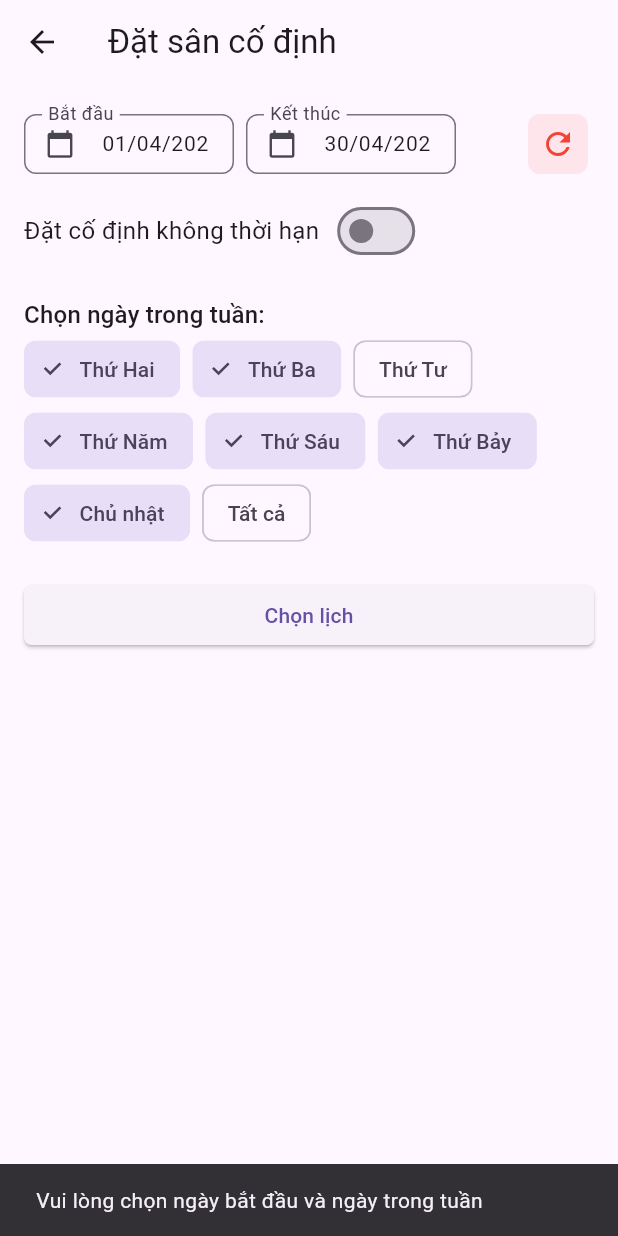
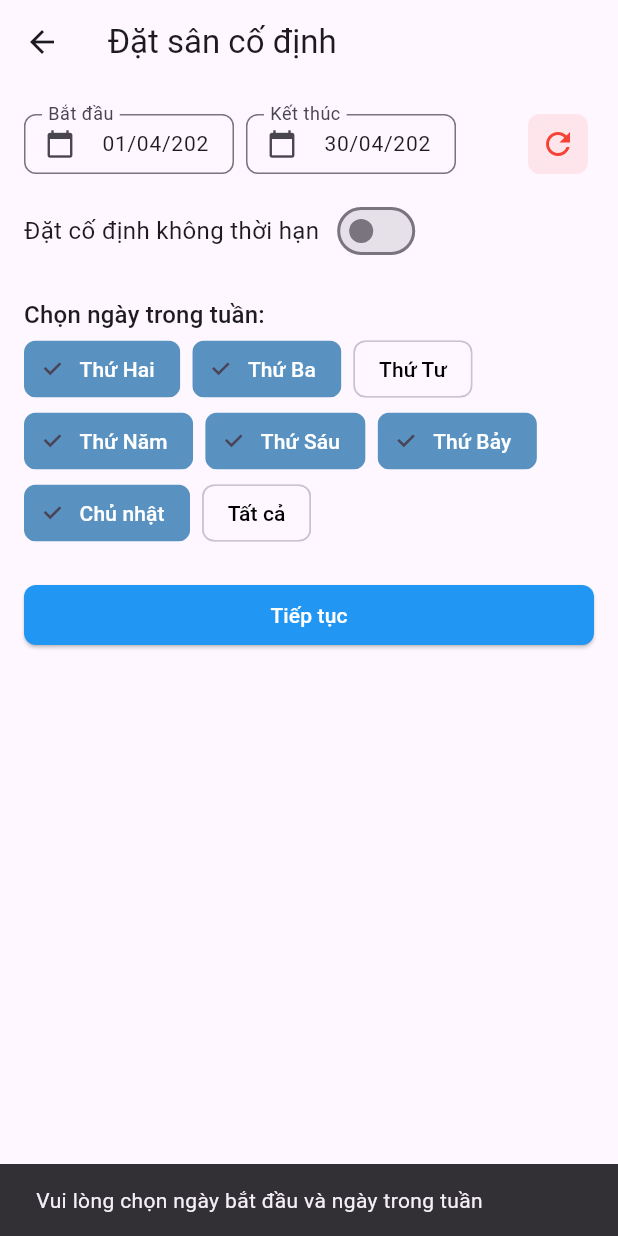
Before and after one commit to nghuuan2803/flutter_focusbadminton, a Flutter app: the FixedBookingScreen screen opened directly, after a tap on "Tất cả", after a tap on "Thứ Tư", on a phone screen of 412 x 824 dp. Run offline on Flutter 3.47's test engine with Material 3 defaults, Android fonts, the phone set to English and light mode, and no system bars; our stand-ins replace app_links, carousel_slider, flutter_animate, google_sign_in, image_picker, shared_preferences; missing offline and left inert: signalr_netcore; accounts and stored records are empty; network calls fail.

Commit message:
update 1/4

```diff
--- a/lib/screens/booking_detail_creen.dart
+++ b/lib/screens/booking_detail_creen.dart
@@ -92,7 +92,7 @@
       padding: const EdgeInsets.all(16.0),
       child: Card(
         elevation: 4,
-        shape: RoundedRectangleBorder(borderRadius: BorderRadius.circular(12)),
+        shape: RoundedRectangleBorder(borderRadius: BorderRadius.circular(8)),
         child: Padding(
           padding: const EdgeInsets.all(16.0),
           child: Column(
@@ -231,7 +231,7 @@
                             ),
                           ),
                           contentPadding:
-                              const EdgeInsets.symmetric(vertical: 4.0),
+                              const EdgeInsets.symmetric(vertical: 0),
                         ),
                         _buildInfoTile(
                           icon: Icons.calendar_month,
@@ -388,7 +388,7 @@
           color: valueColor ?? Colors.black87,
         ),
       ),
-      contentPadding: const EdgeInsets.symmetric(vertical: 4.0),
+      contentPadding: const EdgeInsets.symmetric(vertical: 0),
     );
   }
 
--- a/lib/screens/fixed_booking_screen.dart
+++ b/lib/screens/fixed_booking_screen.dart
@@ -1030,6 +1030,13 @@
                     showCheckmark: true,
                     label: Text(_getVnDay(day)),
                     selected: isSelected,
+                    selectedColor: const Color.fromARGB(
+                        255, 89, 146, 192), // Màu xanh khi được chọn
+                    labelStyle: TextStyle(
+                      color: isSelected
+                          ? Colors.white
+                          : Colors.black, // Đổi màu chữ cho dễ đọc
+                    ),
                     onSelected: (selected) {
                       setState(() {
                         if (selected) {
@@ -1048,6 +1055,13 @@
                   showCheckmark: false,
                   label: const Text('Tất cả'),
                   selected: _selectedDays.length == _daysOfWeek.length,
+                  selectedColor: const Color.fromARGB(
+                      255, 32, 98, 149), // Màu xanh khi được chọn
+                  labelStyle: TextStyle(
+                    color: _selectedDays.length == _daysOfWeek.length
+                        ? Colors.white
+                        : Colors.black, // Đổi màu chữ
+                  ),
                   onSelected: (selected) {
                     setState(() {
                       if (selected) {
@@ -1070,10 +1084,16 @@
                 style: ElevatedButton.styleFrom(
                   minimumSize: const Size(double.infinity, 40),
                   shape: RoundedRectangleBorder(
-                    borderRadius: BorderRadius.circular(5),
+                    borderRadius: BorderRadius.circular(8),
                   ),
+                  backgroundColor: Colors.blue, // Đổi màu nền thành xanh
                 ),
-                child: const Text('Chọn lịch'),
+                child: const Text(
+                  'Tiếp tục',
+                  style: TextStyle(
+                      color:
+                          Colors.white), // Đổi màu chữ thành trắng cho dễ đọc
+                ),
               ),
             ),
             const SizedBox(height: 20),
@@ -1081,7 +1101,7 @@
               Text('Chọn khung giờ:',
                   style: Theme.of(context).textTheme.titleMedium),
               SizedBox(
-                height: 300,
+                height: 250,
                 child: SingleChildScrollView(
                   child: Wrap(
                     spacing: 8.0,
@@ -1157,10 +1177,15 @@
                   style: ElevatedButton.styleFrom(
                     minimumSize: const Size(double.infinity, 40),
                     shape: RoundedRectangleBorder(
-                      borderRadius: BorderRadius.circular(10),
+                      borderRadius: BorderRadius.circular(8),
                     ),
+                    backgroundColor: Colors.blue, // Đổi màu nền thành xanh
                   ),
-                  child: const Text('Đặt sân'),
+                  child: const Text(
+                    'Thanh toán',
+                    style: TextStyle(
+                        color: Colors.white), // Đổi màu chữ thành trắng
+                  ),
                 ),
               ),
             ],
--- a/lib/screens/home_screen.dart
+++ b/lib/screens/home_screen.dart
@@ -173,7 +173,7 @@
                   Container(
                     height: 122,
                     child: FutureBuilder<List<Voucher>>(
-                      future: voucherService.getVouchers(),
+                      future: voucherService.getVouchers(1),
                       builder: (context, snapshot) {
                         if (snapshot.connectionState ==
                             ConnectionState.waiting) {
--- a/lib/screens/login_screen.dart
+++ b/lib/screens/login_screen.dart
@@ -230,7 +230,8 @@
                                       ),
                                     ),
                                     Padding(
-                                      padding: const EdgeInsets.all(8),
+                                      padding: const EdgeInsets.fromLTRB(
+                                          0, 16, 0, 16),
                                       child: Container(
                                         width: double.infinity,
                                         height: 50,
--- a/lib/screens/schedule_screen.dart
+++ b/lib/screens/schedule_screen.dart
@@ -780,7 +780,7 @@
                               child: Column(
                                 crossAxisAlignment: CrossAxisAlignment.start,
                                 children: [
-                                  const Text('Slot đã chọn',
+                                  const Text('Lịch đã chọn',
                                       style: TextStyle(
                                           fontSize: 20,
                                           fontWeight: FontWeight.bold)),
@@ -789,7 +789,7 @@
                                     const Padding(
                                       padding:
                                           EdgeInsets.symmetric(vertical: 8),
-                                      child: Text('Chưa có slot nào được chọn',
+                                      child: Text('Chưa chọn lịch',
                                           style: TextStyle(color: Colors.grey)),
                                     )
                                   else
@@ -1039,6 +1039,7 @@
                                   ),
                                   const SizedBox(height: 20),
                                   SizedBox(
+                                    height: 45,
                                     width: double.infinity,
                                     child: ElevatedButton(
                                       onPressed: (selectedSlots.isEmpty ||
@@ -1051,10 +1052,10 @@
                                         foregroundColor: Colors.white,
                                         backgroundColor: Colors.green,
                                         padding: const EdgeInsets.symmetric(
-                                            vertical: 16),
+                                            vertical: 8),
                                         shape: RoundedRectangleBorder(
                                             borderRadius:
-                                                BorderRadius.circular(10)),
+                                                BorderRadius.circular(8)),
                                         disabledBackgroundColor: Colors.grey,
                                       ),
                                       child: const Text('Thanh toán',
@@ -1336,6 +1337,9 @@
                 ]),
               ],
             ),
+            SizedBox(
+              height: 16,
+            ),
             Expanded(
                 child: isLoading
                     ? const Center(child: CircularProgressIndicator())
@@ -1360,14 +1364,12 @@
           'assets/images/vnpay.png',
           width: 24,
           height: 24,
-          color: color, // Tùy chọn: áp dụng màu nếu hình ảnh hỗ trợ
         );
       case PaymentMethod.momo:
         return Image.asset(
           'assets/images/momo.png',
           width: 24,
           height: 24,
-          color: color, // Tùy chọn: áp dụng màu nếu hình ảnh hỗ trợ
         );
       default:
         return Icon(Icons.payment, color: color, size: 24);
--- a/lib/screens/vouchers_screen.dart
+++ b/lib/screens/vouchers_screen.dart
@@ -365,7 +365,7 @@
         backgroundColor: const Color.fromARGB(255, 127, 162, 215),
         elevation: 0,
         title: Text(
-          'Ưu Đãi & Voucher',
+          'Quà tặng & Ưu đãi',
           style: TextStyle(
             fontSize: isTablet ? 32 : 28,
             fontWeight: FontWeight.bold,
--- a/lib/utils/constants.dart
+++ b/lib/utils/constants.dart
@@ -1,6 +1,6 @@
 class Constants {
   static const String baseUrl =
-      "https://6ae9-2402-800-631c-7e3b-b494-8217-485c-1bd5.ngrok-free.app/"; // Thay bằng URL thật
+      "https://2563-2402-800-631c-7e3b-7977-b1d4-3cdb-e79e.ngrok-free.app/"; // Thay bằng URL thật
   static const Map<int, String> statusText = {
     0: "Quá giờ",
     1: "Trống",
```
Also changed, not shown: lib/api_services/auth_service.dart (+5 -4 lines), lib/screens/booking.dart (+18 -14 lines), lib/screens/profile_screen.dart (+13 -18 lines), lib/screens/register_screen.dart (+4 -5 lines).
